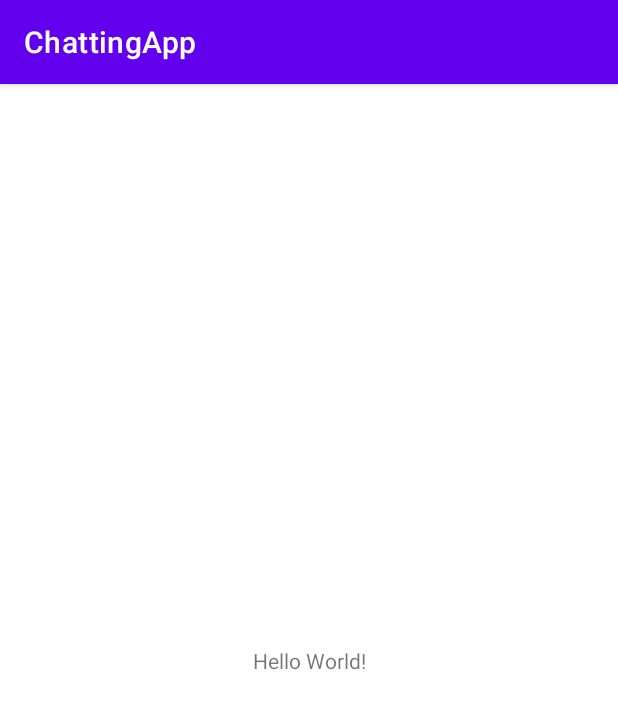
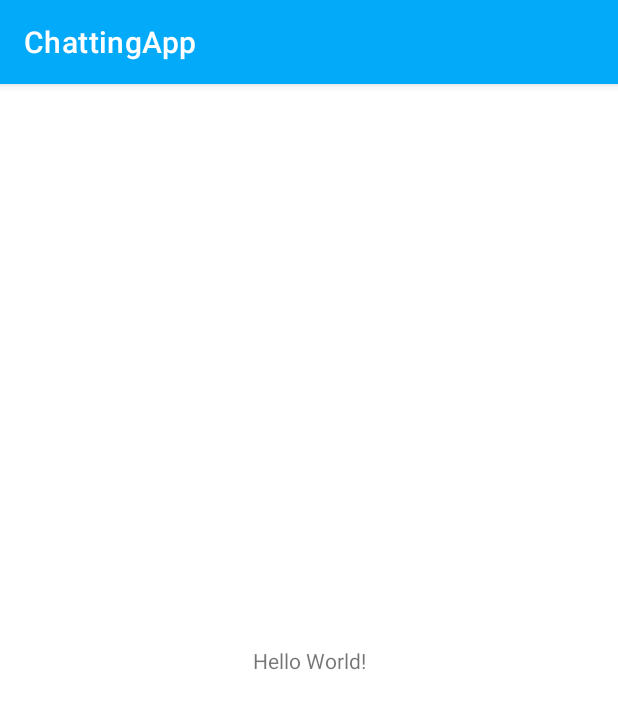
Before and after one commit to AnYeRim/ChattingApp, an Android app: the screen it shows after launch (MainActivity), on a phone screen of 412 x 824 dp. Shown: the top 709 px of the screen. Run offline under Robolectric (Android 15) with nearby library versions, the light colour scheme and no system bars.

```diff
--- a/app/src/main/java/com/example/chattingapp/MainActivity.java
+++ b/app/src/main/java/com/example/chattingapp/MainActivity.java
@@ -1,6 +1,7 @@
 package com.example.chattingapp;
 
 import androidx.appcompat.app.AppCompatActivity;
+
 import android.os.Bundle;
 
 public class MainActivity extends AppCompatActivity {
--- a/app/src/main/res/layout/activity_main.xml
+++ b/app/src/main/res/layout/activity_main.xml
@@ -1,11 +1,11 @@
 <?xml version="1.0" encoding="utf-8"?>
-<androidx.constraintlayout.widget.ConstraintLayout
-    xmlns:android="http://schemas.android.com/apk/res/android"
+<androidx.constraintlayout.widget.ConstraintLayout xmlns:android="http://schemas.android.com/apk/res/android"
+    xmlns:app="http://schemas.android.com/apk/res-auto"
     xmlns:tools="http://schemas.android.com/tools"
-    xmlns:app="http://schemas.android.com/apk/res-auto"
     android:layout_width="match_parent"
     android:layout_height="match_parent"
     tools:context=".MainActivity">
+
     <TextView
         android:layout_width="wrap_content"
         android:layout_height="wrap_content"
--- a/app/src/main/res/values-night/themes.xml
+++ b/app/src/main/res/values-night/themes.xml
@@ -2,12 +2,12 @@
     <!-- Base application theme. -->
     <style name="Theme.ChattingApp" parent="Theme.MaterialComponents.DayNight.DarkActionBar">
         <!-- Primary brand color. -->
-        <item name="colorPrimary">@color/purple_200</item>
-        <item name="colorPrimaryVariant">@color/purple_700</item>
+        <item name="colorPrimary">@color/main</item>
+        <item name="colorPrimaryVariant">@color/main2</item>
         <item name="colorOnPrimary">@color/black</item>
         <!-- Secondary brand color. -->
-        <item name="colorSecondary">@color/teal_200</item>
-        <item name="colorSecondaryVariant">@color/teal_200</item>
+        <item name="colorSecondary">@color/seconds</item>
+        <item name="colorSecondaryVariant">@color/seconds2</item>
         <item name="colorOnSecondary">@color/black</item>
         <!-- Status bar color. -->
         <item name="android:statusBarColor" tools:targetApi="l">?attr/colorPrimaryVariant</item>
--- a/app/src/main/res/values/colors.xml
+++ b/app/src/main/res/values/colors.xml
@@ -1,10 +1,11 @@
 <?xml version="1.0" encoding="utf-8"?>
 <resources>
-    <color name="purple_200">#FFBB86FC</color>
-    <color name="purple_500">#FF6200EE</color>
-    <color name="purple_700">#FF3700B3</color>
-    <color name="teal_200">#FF03DAC5</color>
-    <color name="teal_700">#FF018786</color>
-    <color name="black">#FF000000</color>
+    <color name="main">#03AAF9</color>
+    <color name="main2">#0276ae</color>
+    <color name="seconds">#00CC1A</color>
+    <color name="seconds2">#008e12</color>
+
+    <color name="dimgray">#696969</color>
+    <color name="black">#001118</color>
     <color name="white">#FFFFFFFF</color>
 </resources>
--- a/app/src/main/res/values/themes.xml
+++ b/app/src/main/res/values/themes.xml
@@ -2,12 +2,12 @@
     <!-- Base application theme. -->
     <style name="Theme.ChattingApp" parent="Theme.MaterialComponents.DayNight.DarkActionBar">
         <!-- Primary brand color. -->
-        <item name="colorPrimary">@color/purple_500</item>
-        <item name="colorPrimaryVariant">@color/purple_700</item>
+        <item name="colorPrimary">@color/main</item>
+        <item name="colorPrimaryVariant">@color/main2</item>
         <item name="colorOnPrimary">@color/white</item>
         <!-- Secondary brand color. -->
-        <item name="colorSecondary">@color/teal_200</item>
-        <item name="colorSecondaryVariant">@color/teal_700</item>
+        <item name="colorSecondary">@color/seconds</item>
+        <item name="colorSecondaryVariant">@color/seconds2</item>
         <item name="colorOnSecondary">@color/black</item>
         <!-- Status bar color. -->
         <item name="android:statusBarColor" tools:targetApi="l">?attr/colorPrimaryVariant</item>
```
Also changed, not shown: app/src/main/AndroidManifest.xml (+10 -3 lines), app/src/main/res/layout/permission.xml (added, +73 -0 lines), app/src/main/res/values/style.xml (added, +28 -0 lines). Lines whose indentation alone changed are shown as unchanged.
